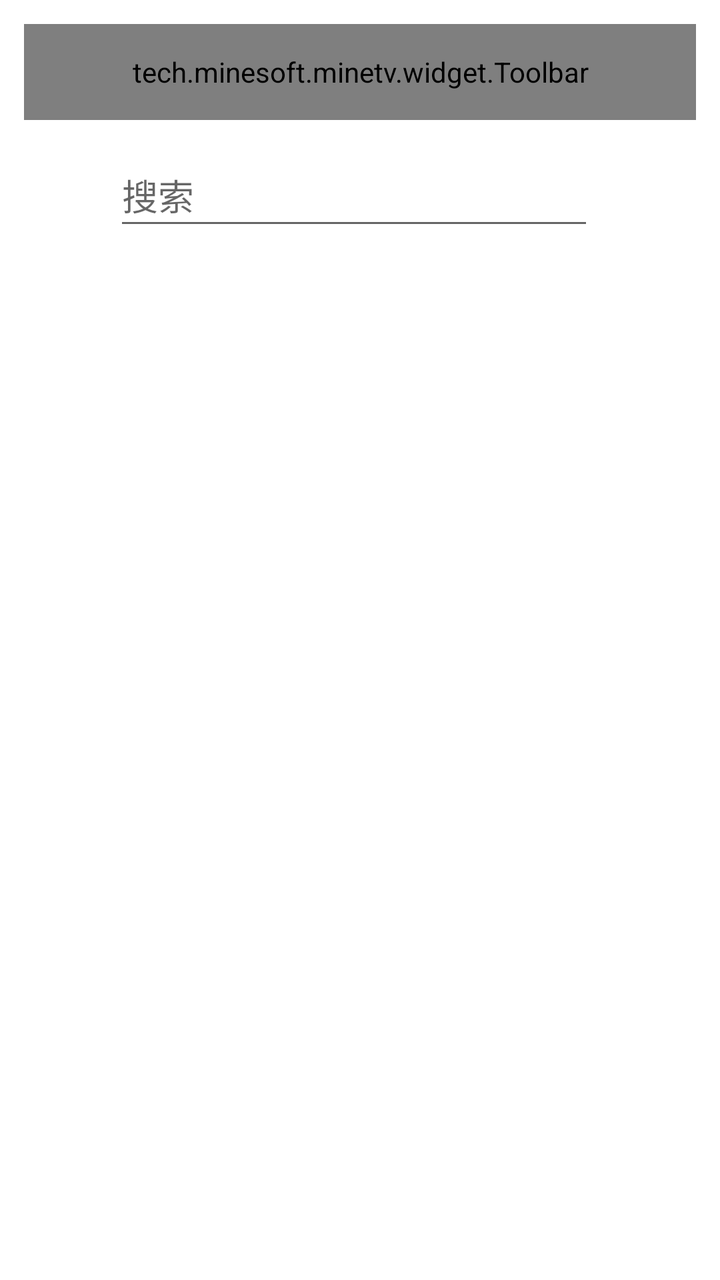
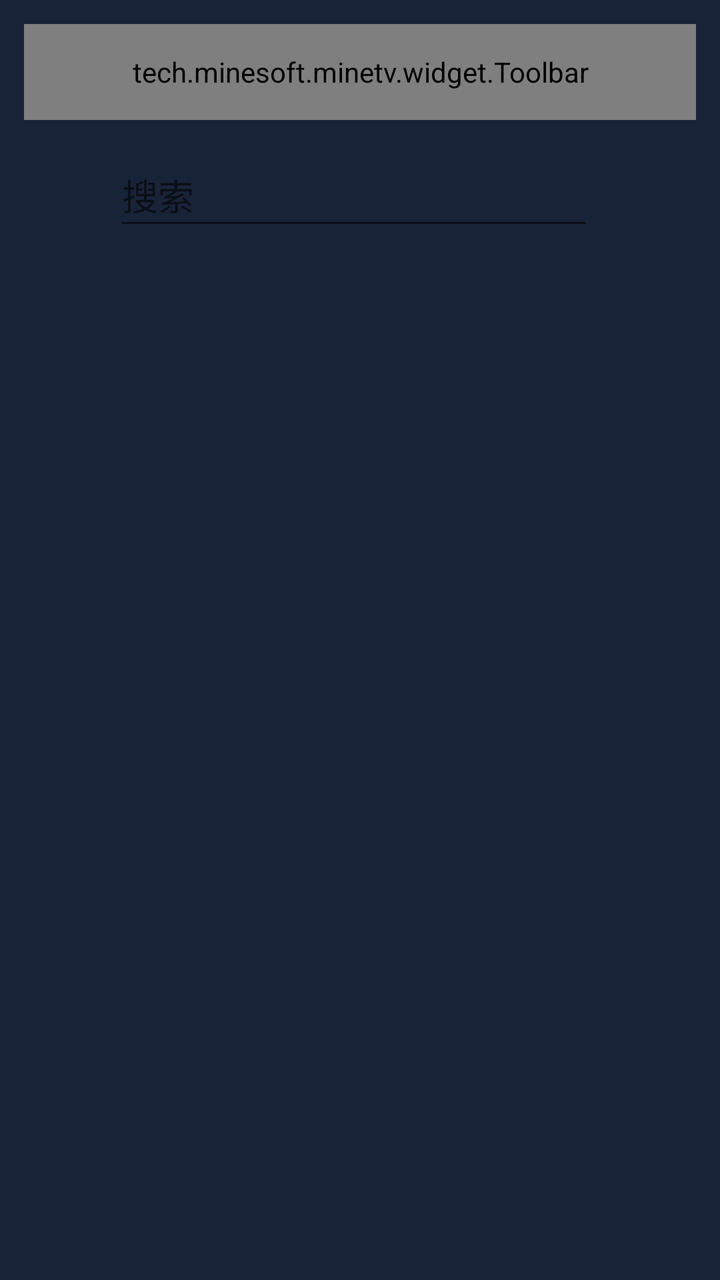

Screens rendered from an Android XML layout before and after an edit, with the pre-edit source and the edit as a unified diff.
<!-- AndroidManifest.xml: activity theme Theme.Minetv.NoActionBar -->
<!-- res/layout/activity_search.xml -->
<?xml version="1.0" encoding="utf-8"?>
<LinearLayout
    xmlns:android="http://schemas.android.com/apk/res/android"
    xmlns:app="http://schemas.android.com/apk/res-auto"
    xmlns:tools="http://schemas.android.com/tools"
    android:layout_width="match_parent"
    android:layout_height="match_parent"
    android:orientation="vertical"
    android:fitsSystemWindows="true"
    tools:context=".activity.SearchActivity">

    <tech.minesoft.minetv.widget.Toolbar
        android:id="@+id/toolbar"
        android:layout_width="match_parent"
        android:layout_height="@dimen/btn_height"
        android:layout_marginTop="@dimen/widget_margin_2x"
        android:layout_marginHorizontal="@dimen/widget_margin_2x"/>

    <LinearLayout
        android:layout_width="match_parent"
        android:layout_height="@dimen/btn_height"
        android:layout_marginTop="@dimen/widget_margin_2x"
        android:layout_marginHorizontal="@dimen/widget_margin_2x"
        android:orientation="horizontal">

        <TextView
            android:layout_width="0dp"
            android:layout_height="wrap_content"
            android:layout_weight="1"/>

        <EditText
            android:id="@+id/search_input"
            android:layout_width="@dimen/search_width"
            android:layout_height="@dimen/btn_height"
            android:layout_marginEnd="@dimen/btn_space"
            android:ems="10"
            android:inputType="text"
            android:maxLines="1"
            android:imeOptions="actionSearch"
            android:hint="@string/search"
            android:importantForAutofill="no" />







        <TextView
            android:layout_width="0dp"
            android:layout_height="wrap_content"
            android:layout_weight="1"/>

    </LinearLayout>

    <include
        android:id="@+id/content"
        layout="@layout/search_scrolling" />

</LinearLayout>
<!-- res/layout/search_scrolling.xml (included above) -->
<?xml version="1.0" encoding="utf-8"?>
<androidx.core.widget.NestedScrollView xmlns:android="http://schemas.android.com/apk/res/android"
    xmlns:app="http://schemas.android.com/apk/res-auto"
    xmlns:tools="http://schemas.android.com/tools"
    android:layout_width="match_parent"
    android:layout_height="match_parent"
    android:layout_marginBottom="@dimen/block_space"
    app:layout_behavior="@string/appbar_scrolling_view_behavior"
    tools:context=".activity.HomeActivity"
    tools:showIn="@layout/activity_home">

    <LinearLayout
        android:id="@+id/vod_list"
        android:orientation="vertical"
        android:layout_width="match_parent"
        android:layout_height="wrap_content" />

</androidx.core.widget.NestedScrollView>
<!-- res/layout/activity_home.xml (included above) -->
<?xml version="1.0" encoding="utf-8"?>
<LinearLayout xmlns:android="http://schemas.android.com/apk/res/android"
    xmlns:app="http://schemas.android.com/apk/res-auto"
    xmlns:tools="http://schemas.android.com/tools"
    android:layout_width="match_parent"
    android:layout_height="match_parent"
    android:orientation="vertical"
    android:fitsSystemWindows="true"
    tools:context=".activity.HomeActivity">

    <tech.minesoft.minetv.widget.Toolbar
        android:id="@+id/toolbar"
        android:layout_height="@dimen/btn_height"
        android:layout_width="match_parent"
        android:layout_marginTop="@dimen/widget_margin_2x"
        android:layout_marginHorizontal="@dimen/widget_margin_2x" />

    <include
        android:id="@+id/content"
        layout="@layout/home_scrolling" />

</LinearLayout>
<!-- res/layout/home_scrolling.xml (included above) -->
<?xml version="1.0" encoding="utf-8"?>
<androidx.core.widget.NestedScrollView xmlns:android="http://schemas.android.com/apk/res/android"
    xmlns:app="http://schemas.android.com/apk/res-auto"
    xmlns:tools="http://schemas.android.com/tools"
    android:layout_width="match_parent"
    android:layout_height="match_parent"
    android:layout_marginBottom="@dimen/block_space"
    app:layout_behavior="@string/appbar_scrolling_view_behavior"
    tools:context=".activity.HomeActivity"
    tools:showIn="@layout/activity_home">

    <LinearLayout
        android:id="@+id/vod_list"
        android:orientation="vertical"
        android:layout_width="match_parent"
        android:layout_height="wrap_content" />

</androidx.core.widget.NestedScrollView>
<!-- resources referenced by this layout -->
<resources>
  <dimen name="block_space">6dp</dimen>
  <dimen name="btn_height">48dp</dimen>
  <dimen name="btn_space">6dp</dimen>
  <dimen name="search_width">240dp</dimen>
  <dimen name="widget_margin_2x">12dp</dimen>
  <string name="search">搜索</string>
  <style name="Theme.Minetv.NoActionBar">
          <item name="windowActionBar">false</item>
          <item name="windowNoTitle">true</item>
      </style>
</resources>

<!-- the commit's change to res/layout/activity_search.xml (unified diff, before → after) -->
@@ -6,6 +6,7 @@
     android:layout_width="match_parent"
     android:layout_height="match_parent"
     android:orientation="vertical"
+    android:background="@color/colorPrimaryVariant"
     android:fitsSystemWindows="true"
     tools:context=".activity.SearchActivity">
 
@@ -65,7 +66,7 @@
     xmlns:tools="http://schemas.android.com/tools"
     android:layout_width="match_parent"
     android:layout_height="match_parent"
-    android:layout_marginBottom="@dimen/block_space"
+    android:layout_marginBottom="@dimen/widget_margin_1x"
     app:layout_behavior="@string/appbar_scrolling_view_behavior"
     tools:context=".activity.HomeActivity"
     tools:showIn="@layout/activity_home">
@@ -85,6 +86,7 @@
     android:layout_width="match_parent"
     android:layout_height="match_parent"
     android:orientation="vertical"
+    android:background="@color/colorPrimaryVariant"
     android:fitsSystemWindows="true"
     tools:context=".activity.HomeActivity">
 
@@ -107,7 +109,7 @@
     xmlns:tools="http://schemas.android.com/tools"
     android:layout_width="match_parent"
     android:layout_height="match_parent"
-    android:layout_marginBottom="@dimen/block_space"
+    android:layout_marginBottom="@dimen/widget_margin_1x"
     app:layout_behavior="@string/appbar_scrolling_view_behavior"
     tools:context=".activity.HomeActivity"
     tools:showIn="@layout/activity_home">
<!-- resource entries referenced after the edit -->
@@ -1,9 +1,10 @@
 <!-- resources referenced by this layout -->
 <resources>
-  <dimen name="block_space">6dp</dimen>
+  <color name="colorPrimaryVariant">#ff192338</color>
   <dimen name="btn_height">48dp</dimen>
   <dimen name="btn_space">6dp</dimen>
   <dimen name="search_width">240dp</dimen>
+  <dimen name="widget_margin_1x">6dp</dimen>
   <dimen name="widget_margin_2x">12dp</dimen>
   <string name="search">搜索</string>
   <style name="Theme.Minetv.NoActionBar">
